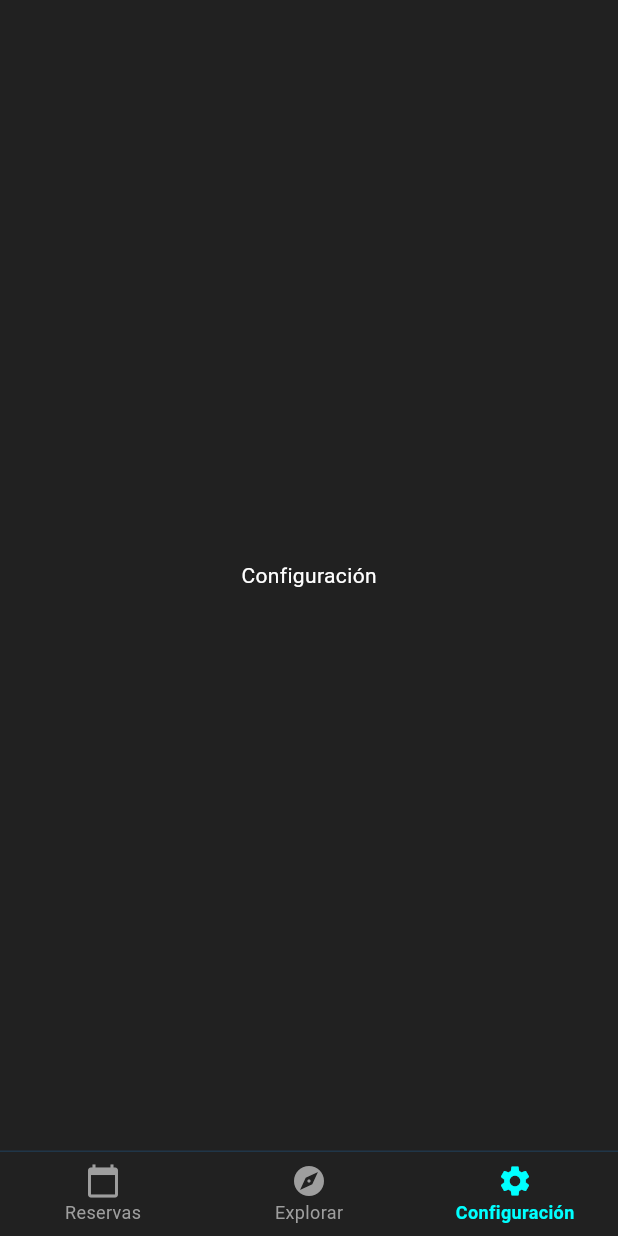
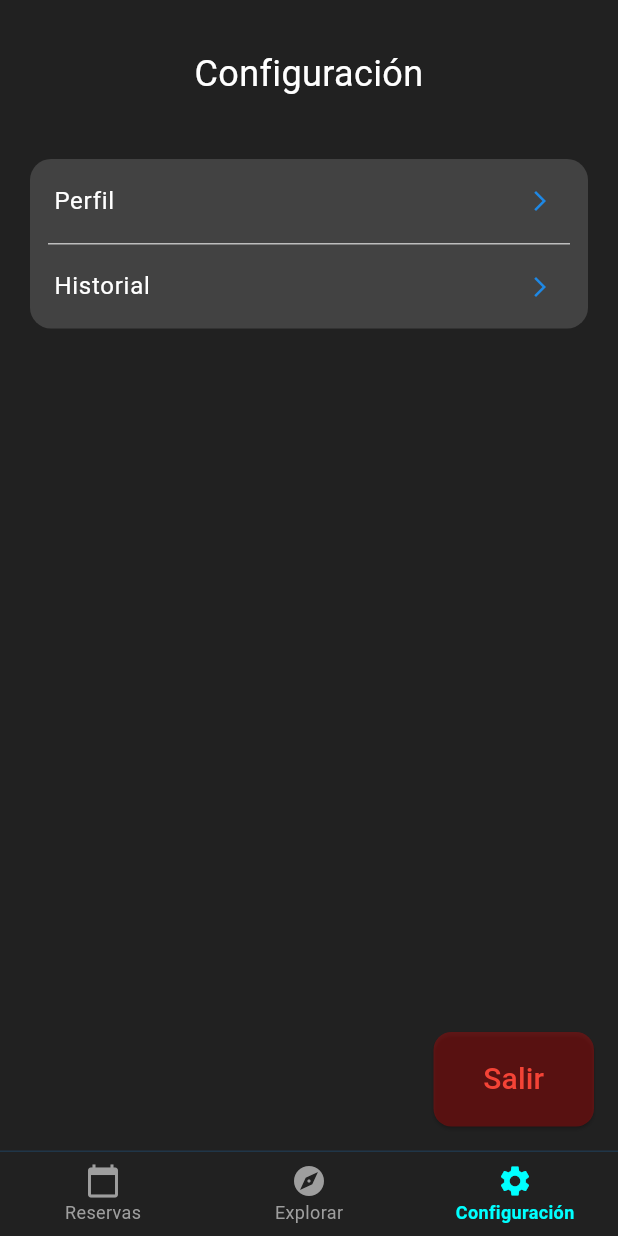
Before and after one commit to ludmilaIa/fit_calendar, a Flutter app: the FitterView screen opened directly, item 3 of the bottom bar chosen, on a phone screen of 412 x 824 dp. Run offline on Flutter 3.47's test engine with Material 3 defaults, Android fonts, the phone set to English and light mode, and no system bars; our stand-ins replace flutter_slidable, table_calendar.

Commit message:
added seetings for fitters

```diff
--- a/lib/views/fitter_view.dart
+++ b/lib/views/fitter_view.dart
@@ -1,6 +1,7 @@
 import 'package:flutter/material.dart';
 import '../common/colors.dart';
 import '../common/nav_bar.dart';
+import 'fitters/settings_screen.dart';
 
 class FitterView extends StatefulWidget {
   const FitterView({super.key});
@@ -67,19 +68,3 @@ class ExploreScreen extends StatelessWidget {
     );
   }
 }
-
-class SettingsScreen extends StatelessWidget {
-  const SettingsScreen({super.key});
-
-  @override
-  Widget build(BuildContext context) {
-    return const SafeArea(
-      child: Center(
-        child: Text(
-          'Configuración',
-          style: TextStyle(color: Colors.white),
-        ),
-      ),
-    );
-  }
-}
--- /dev/null
+++ b/lib/views/fitters/settings_screen.dart
@@ -0,0 +1,88 @@
+import 'package:flutter/material.dart';
+import 'package:fit_calendar/common/colors.dart';
+import '../../components/fitters/settings/profile_screen.dart';
+
+class SettingsScreen extends StatelessWidget {
+  const SettingsScreen({super.key});
+
+  @override
+  Widget build(BuildContext context) {
+    return SafeArea(
+      child: Stack(
+        children: [
+          Padding(
+            padding: const EdgeInsets.symmetric(horizontal: 20, vertical: 24),
+            child: Column(
+              crossAxisAlignment: CrossAxisAlignment.center,
+              children: [
+                const SizedBox(height: 8),
+                const Text(
+                  'Configuración',
+                  style: TextStyle(
+                    color: Colors.white,
+                    fontSize: 24,
+                    fontWeight: FontWeight.w400,
+                  ),
+                  textAlign: TextAlign.center,
+                ),
+                const SizedBox(height: 40),
+                Container(
+                  decoration: BoxDecoration(
+                    color: Colors.grey[800],
+                    borderRadius: BorderRadius.circular(14),
+                  ),
+                  child: Column(
+                    children: [
+                      ListTile(
+                        title: const Text('Perfil', style: TextStyle(color: Colors.white, fontSize: 16)),
+                        trailing: const Icon(Icons.arrow_forward_ios, color: AppColors.primaryBlue, size: 16),
+                        onTap: () {
+                          Navigator.push(
+                            context,
+                            MaterialPageRoute(builder: (context) => const FitterProfileScreen()),
+                          );
+                        },
+                      ),
+                      Divider(color: Colors.grey[400], height: 1, thickness: 1, indent: 12, endIndent: 12),
+                      ListTile(
+                        title: const Text('Historial', style: TextStyle(color: Colors.white, fontSize: 16)),
+                        trailing: const Icon(Icons.arrow_forward_ios, color: AppColors.primaryBlue, size: 16),
+                        onTap: () {},
+                      ),
+                    ],
+                  ),
+                ),
+                // Spacer to push content up
+                const Expanded(child: SizedBox()),
+              ],
+            ),
+          ),
+          Positioned(
+            right: 16,
+            bottom: 16,
+            child: SizedBox(
+              width: 107,
+              height: 63,
+              child: ElevatedButton(
+                style: ElevatedButton.styleFrom(
+                  backgroundColor: AppColors.exitRed.withOpacity(0.3),
+                  shape: RoundedRectangleBorder(
+                    borderRadius: BorderRadius.circular(12),
+                  ),
+                ),
+                onPressed: () {},
+                child: const Text(
+                  'Salir',
+                  style: TextStyle(
+                    color: Colors.red,
+                    fontSize: 20,
+                  ),
+                ),
+              ),
+            ),
+          ),
+        ],
+      ),
+    );
+  }
+}
--- a/lib/components/coach/reservas/coach_reservation.dart
+++ b/lib/views/trainer/coach_reservation.dart
@@ -1,6 +1,6 @@
 import 'package:flutter/material.dart';
-import '../../../common/colors.dart';
-import 'reservation_card.dart';
+import '../../common/colors.dart';
+import '../../components/coach/reservas/reservation_card.dart';
 
 class CoachReservasView extends StatelessWidget {
   const CoachReservasView({super.key});
--- a/lib/views/trainer_view.dart
+++ b/lib/views/trainer_view.dart
@@ -3,7 +3,7 @@ import '../common/colors.dart';
 import '../common/nav_bar.dart';
 import 'trainer/trainer_schedule.dart';
 import 'trainer/coach_settings_screen.dart';
-import '../components/coach/reservas/coach_reservation.dart';
+import 'trainer/coach_reservation.dart';
 
 class TrainerView extends StatefulWidget {
   const TrainerView({super.key});
```
Also changed, not shown: lib/components/fitters/settings/profile_screen.dart (added, +165 -0 lines).
